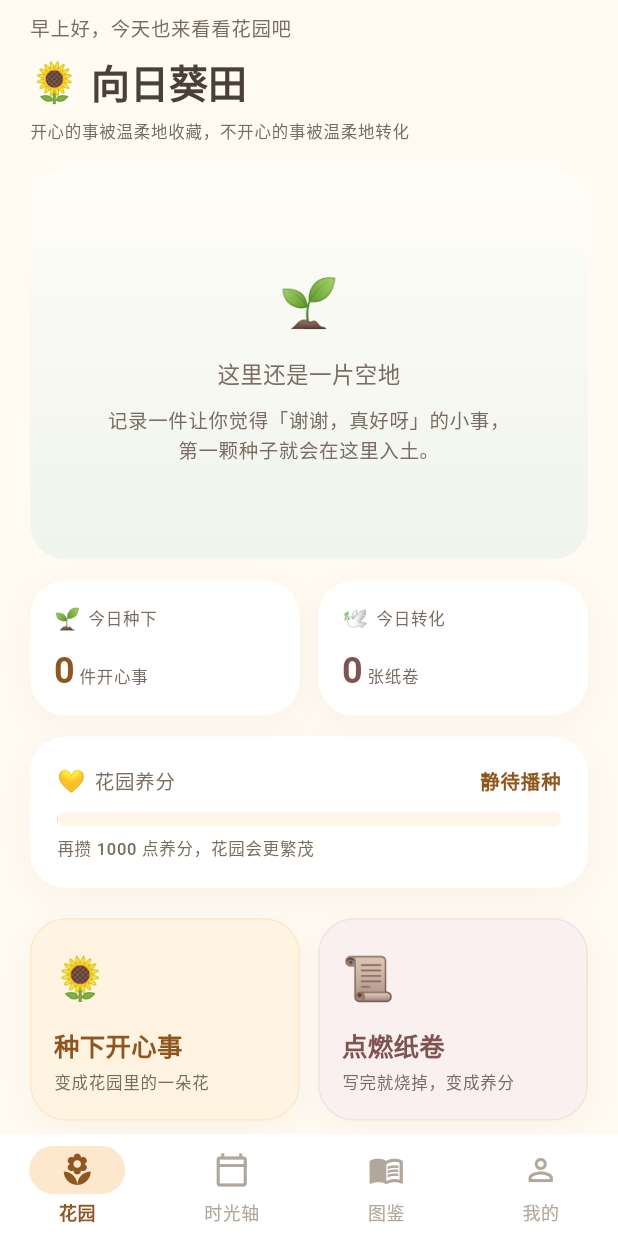
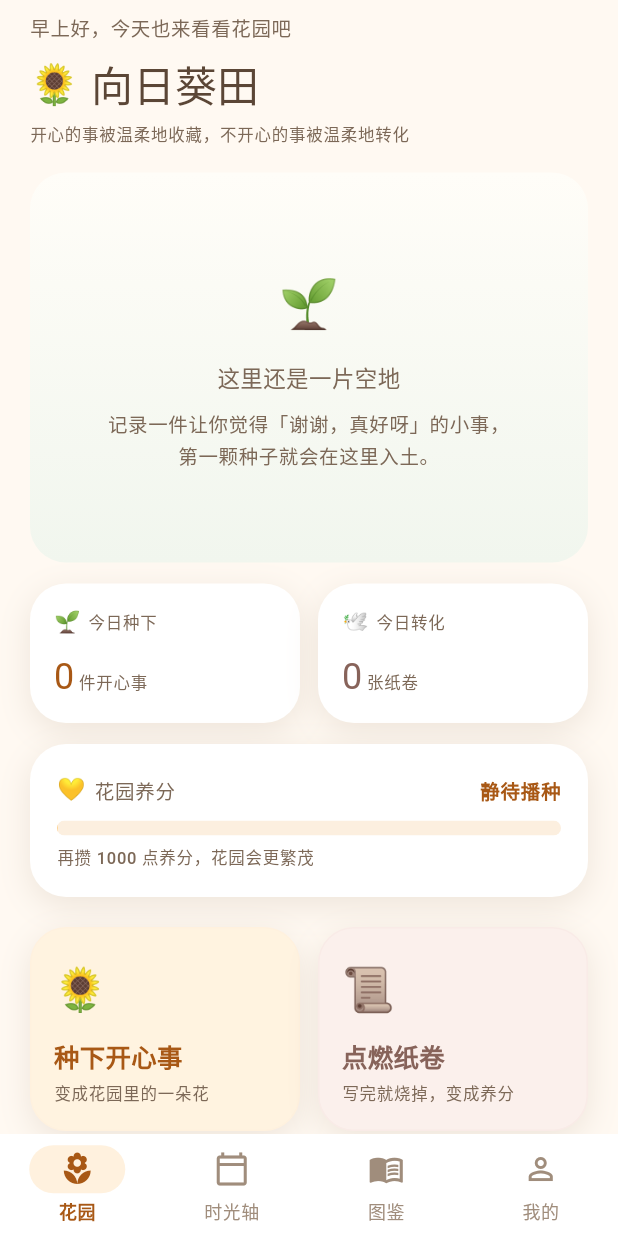
Before and after one commit to duanyunlun/mood-garden, a Flutter app: the screen it shows after launch, on a phone screen of 412 x 824 dp. Run offline on Flutter 3.47's test engine with Material 3 defaults, Android fonts, the phone set to English and light mode, and no system bars; our stand-ins replace audioplayers, flutter_local_notifications, flutter_secure_storage, flutter_timezone, image_picker, share_plus and 1 more; missing offline and left inert: cryptography; Roboto replaces fonts that are missing (MaShanZheng).

Commit message:
feat(design): 按原型 v5 重做视觉与文案（重构第一阶段）
调色板取自原型 v5，并按 WCAG 相对亮度公式校正到 AA。

原型最有价值的一处设计是把橙色拆成三个令牌：
--orange（填充）、--orange-deep（强调）、--orange-text（**文字**）。
这不是冗余——暖橘黄 #FFB74D 在奶油底上只有 1.66:1，天生不能当文字。
本次把这条约定固化进 AppColors：无后缀与 Soft/Tint 只做填充，
Deep 才承载文字，且全部校正到两种奶油底上都 ≥4.5:1。

校正过程中发现的硬约束：深奶油底 #FCEFDF 上，任何比 #7C6857 更浅的
文字都过不了 AA。因此文字层级从三级压成两级（inkPrimary /
inkSecondary），层次改由字号与字重承担；inkTertiary 只服务禁用态与装饰。
三个 Soft 填充也相应调浅——调深它们等于牺牲压在下面文字的可读性。

字体：接入原型使用的手写体 Ma Shan Zheng（OFL 1.1，许可与来源见
assets/fonts/README.md）。只用于标题、按钮等装饰性文字；正文保持系统字体，
因为手写体在长段落与小字号下可读性明显下降，而日记正文是用户要反复回看的
内容。体积 +5.6MB，中文字体先天如此。

产品名按原型改为「谢谢日记」。仅改显示名——包名、bundle id、
Dart package 一律不动，那会影响既有安装与签名，属于需要单独决策的事。

主按钮文案改为原型中的「收进花园」。

下一阶段：信息架构（Tab 改为 记录/时光/花园/我的、全屏记录页与全屏花园、
图鉴并入花瓣页）；再下一阶段：花瓣机制（替代种子、花苞拼合 5 片、24 花种）。

```diff
--- a/lib/core/constants/app_constants.dart
+++ b/lib/core/constants/app_constants.dart
@@ -3,11 +3,16 @@
 /// ⚠️ 本文件中标注「待产品确认」的数值来自 PRD 示例或为骨架期占位值，
 /// 需在正式评审时由产品负责人补充确认（对应 PRD 第 12 章「待定事项」）。
 abstract final class AppConstants {
-  /// 产品名（临时代号）。
+  /// 产品名。
   ///
-  /// PRD 第 12 章待定项：「谢谢日记」与「心情花园」的最终取舍尚未确定，
-  /// 当前沿用「心情花园」。定案后需同步修改此处与 `pubspec.yaml` 的 `name`。
-  static const String appName = '心情花园';
+  /// PRD 第 12 章把「谢谢日记 / 心情花园」列为待定项。
+  /// 原型 v5 通篇使用**「谢谢日记」**（如「谢谢日记 的花园」），
+  /// 因此界面文案统一采用它。
+  ///
+  /// ⚠️ 仅改显示名：包名 `com.moodgarden.mood_garden`、
+  /// Dart package `mood_garden`、bundle id 一律不动——
+  /// 它们会影响既有安装、签名与商店记录，属于另一件需要单独决策的事。
+  static const String appName = '谢谢日记';
 
   /// 产品 Slogan（PRD 2.2 核心心智）。
   static const String slogan = '每一种情绪都有价值';
--- a/lib/core/theme/app_colors.dart
+++ b/lib/core/theme/app_colors.dart
@@ -2,161 +2,150 @@
 
 /// 全局色板。
 ///
-/// 严格对齐 PRD 第 11.1 章「色系」的四个基准色：
+/// 取值来自原型 v5（`docs/心情花园-原型-v5-单文件版.html`），
+/// 并按 WCAG 相对亮度公式校正到 AA（4.5:1）。
 ///
-/// | 基准色     | 应用场景                                             |
-/// |-----------|-----------------------------------------------------|
-/// | 奶油白     | 整体背景基底色，营造干净、柔和、治愈的视觉基调           |
-/// | 暖橘黄     | 开心事记录相关元素、花朵主色调，传达温暖、积极的情绪联想   |
-/// | 雾雾灰粉   | 不开心事记录相关元素、纸卷主色调，传达柔和、安全的释放氛围 |
-/// | 鼠尾草绿   | 点缀色，用于叶片、花园背景细节，平衡活力与自然感          |
+/// ## 原型教给我们的一件事：填充色与文字色必须分开
 ///
-/// 命名约定：
-/// - `xxx`     基准色，用于主视觉与关键控件
-/// - `xxxDeep` 加深变体，用于按压态、描边、强调文字
-/// - `xxxSoft` 减淡变体，用于填充块、标签底色
-/// - `xxxTint` 极浅变体，用于大面积容器背景
+/// 原型把橙色拆成了三个令牌——`--orange`（填充）、`--orange-deep`（强调）、
+/// `--orange-text`（**用于文字**）。这不是冗余，而是必需的：
+/// 暖橘黄 `#FFB74D` 在奶油底上只有 **1.66:1**，它天生只能当填充，不能当文字。
 ///
-/// 设计约束（PRD 11.3）：避免直角与锐利边缘，弱化数据化、工具化的视觉语言。
+/// 本项目把这条约定固化下来：
+///
+/// | 令牌后缀 | 用途 | 能否当文字 |
+/// | --- | --- | --- |
+/// | （无） | 基准填充色 | ❌ 对比度不足，只做色块 |
+/// | `Soft` / `Tint` | 浅底填充 | ❌ 同上 |
+/// | `Deep` | **文字与图标** | ✅ 已校正到 AA |
+///
+/// 命名沿用原型语义，`test/unit/color_contrast_test.dart` 会逐对断言。
+///
+/// ## 另一个结论：深奶油底上放不下第三级文字
+///
+/// 在 `creamSoft`（`#FCEFDF`）上，任何比 `inkSecondary` 更浅的文字都低于 4.5:1。
+/// 因此这里只有**两级**承载信息的文字色（`inkPrimary` / `inkSecondary`），
+/// 层次靠字号与字重去拉；`inkTertiary` 只服务禁用态与装饰。
 abstract final class AppColors {
   // ---------------------------------------------------------------------------
-  // 奶油白 —— 整体背景基底色
+  // 奶油白 —— 整体背景基底色（原型 --cream / --cream-deep）
   // ---------------------------------------------------------------------------
 
   /// 页面基底背景色。
-  static const Color creamWhite = Color(0xFFFFFBF2);
+  static const Color creamWhite = Color(0xFFFFF9F2);
 
-  /// 卡片 / 面板背景色，比基底略暖，形成柔和的层次感。
-  static const Color creamSoft = Color(0xFFFFF6E9);
+  /// 卡片 / 面板背景色。
+  static const Color creamSoft = Color(0xFFFCEFDF);
 
-  /// 分隔线与浅描边色。
-  static const Color creamDeep = Color(0xFFF2E7D8);
+  /// 再深一档，用于分隔线与浅描边。
+  static const Color creamDeep = Color(0xFFF5E3D0);
 
   // ---------------------------------------------------------------------------
-  // 暖橘黄 —— 开心事 / 花朵主色调
+  // 暖橘黄 —— 开心事 / 花朵（原型 --orange / --orange-deep / --orange-text）
   // ---------------------------------------------------------------------------
 
-  /// 品牌主色，用于「种下开心事」主入口、花朵主色、选中态。
-  static const Color warmApricot = Color(0xFFF2A65A);
+  /// 品牌主色。**只做填充**：在奶油底上仅 1.66:1。
+  static const Color warmApricot = Color(0xFFFFB74D);
 
-  /// 加深变体。**主要作为浅暖底上的文字色**。
+  /// 浅填充，用于标签底色与次级强调块。
   ///
-  /// 取值按对比度实算，不是照美观挑的：
-  /// 在 `warmApricotSoft` 上 **4.96:1**、`warmApricotTint` 上 5.40:1，
-  /// 均满足 WCAG AA 的 4.5:1。原先的 `#D98B3F` 只有 2.48:1——
-  /// 它在暖色底上会发虚，视力稍弱就很难读。
-  static const Color warmApricotDeep = Color(0xFF8F5720);
+  /// 它必须**足够浅**：深暖色文字压在其上要达 AA，实测下限约为 `#FFF1DE`。
+  /// 调深这个底就等于牺牲压在它上面的文字的可读性。
+  static const Color warmApricotSoft = Color(0xFFFFF1DE);
 
-  /// 减淡变体，用于标签底色、次级按钮填充。
-  static const Color warmApricotSoft = Color(0xFFFDE8CE);
+  /// 极浅填充，用于大面积暖色容器。
+  static const Color warmApricotTint = Color(0xFFFFF3E0);
 
-  /// 极浅变体，用于大面积暖色容器背景。
-  static const Color warmApricotTint = Color(0xFFFFF3E2);
+  /// 暖色文字与图标。
+  ///
+  /// 对应原型 `--orange-text`，并把它的 `#B5651D` 从 4.15:1 校正到
+  /// **奶油底 4.93:1 / 深奶油底 4.56:1**，两处都达 AA。
+  static const Color warmApricotDeep = Color(0xFFA85815);
 
   // ---------------------------------------------------------------------------
-  // 雾雾灰粉 —— 不开心事 / 纸卷主色调
+  // 雾雾灰粉 —— 不开心事 / 纸卷（原型 --pink-deep）
   // ---------------------------------------------------------------------------
 
-  /// 纸卷与负向情绪记录的主色。
-  ///
-  /// 刻意避开常见的沉重灰暗色，传达「柔和、安全的释放氛围」（PRD 11.1）。
-  static const Color mistyRose = Color(0xFFD3AFAD);
+  /// 纸卷与负向情绪记录的主色。**只做填充**。
+  static const Color mistyRose = Color(0xFFD9B9AE);
 
-  /// 加深变体。**主要作为浅粉底上的文字色**。
-  ///
-  /// 在 `mistyRoseSoft` 上 **4.96:1**、`mistyRoseTint` 上 5.73:1，满足 AA。
-  /// 原先的 `#B8908E` 只有 2.55:1。
-  static const Color mistyRoseDeep = Color(0xFF7E5453);
+  /// 浅填充。
+  static const Color mistyRoseSoft = Color(0xFFF9EBE7);
 
-  /// 减淡变体，用于纸卷纹理底色。
-  static const Color mistyRoseSoft = Color(0xFFF2E3E2);
+  /// 极浅填充，用于纸卷页面的大面积背景。
+  static const Color mistyRoseTint = Color(0xFFFBF0EC);
 
-  /// 极浅变体，用于纸卷页面的大面积背景。
-  static const Color mistyRoseTint = Color(0xFFF9F0EF);
+  /// 灰粉文字与图标。奶油底 **5.07:1** / 深奶油底 4.68:1。
+  static const Color mistyRoseDeep = Color(0xFF87635A);
 
   // ---------------------------------------------------------------------------
-  // 鼠尾草绿 —— 点缀色
+  // 鼠尾草绿 —— 点缀（原型 --sage）
   // ---------------------------------------------------------------------------
 
-  /// 点缀色，用于叶片、花园背景细节、成长进度指示。
-  static const Color sageGreen = Color(0xFFA3B899);
+  /// 点缀色，用于叶片与花园背景细节。**只做填充**。
+  static const Color sageGreen = Color(0xFFA9C7A0);
 
-  /// 加深变体。**主要作为浅绿底上的文字色**。
-  ///
-  /// 在 `sageGreenSoft` 上 **5.29:1**、`sageGreenTint` 上 6.31:1，满足 AA。
-  /// 原先的 `#7F9873` 只有 2.84:1。
-  static const Color sageGreenDeep = Color(0xFF4A6540);
+  /// 浅填充。
+  static const Color sageGreenSoft = Color(0xFFEDF4EA);
 
-  /// 减淡变体，用于叶片填充与浅色标签。
-  static const Color sageGreenSoft = Color(0xFFE2EADD);
+  /// 极浅填充，用于花园土壤与草地背景。
+  static const Color sageGreenTint = Color(0xFFF1F6EE);
 
-  /// 极浅变体，用于花园土壤与草地背景。
-  static const Color sageGreenTint = Color(0xFFEFF4EC);
+  /// 绿色文字与图标。奶油底 **5.04:1** / 深奶油底 4.66:1。
+  static const Color sageGreenDeep = Color(0xFF587350);
 
   // ---------------------------------------------------------------------------
-  // 中性色 —— 文字与结构
+  // 中性色 —— 文字与结构（原型 --ink / --ink-light）
   // ---------------------------------------------------------------------------
 
-  /// 主文字色。使用暖棕黑而非纯黑，保持柔和基调。
-  static const Color inkPrimary = Color(0xFF4A4038);
+  /// 主文字色。对应原型 `--ink`，奶油底 **8.46:1**。
+  static const Color inkPrimary = Color(0xFF5B4636);
 
-  /// 次级文字色，用于说明文案与副标题。
+  /// 次级文字色，用于说明文案、正文与所有小字。
   ///
-  /// 这个值是按无障碍要求定的，不是随手挑的：
-  /// 在 [creamWhite] 背景上对比度为 **4.92:1**，满足 WCAG AA 的 4.5:1。
-  /// 原先的 `#8A7C70` 只有 3.92:1，对视力不佳的用户偏浅。
-  static const Color inkSecondary = Color(0xFF7A6C60);
-
-  /// 更弱一级的文字色，用于时间戳、计数这类小字。
-  ///
-  /// 对比度在 `creamWhite` 上 **5.08:1**、`creamSoft` 上 **4.89:1**，
-  /// 都满足 AA。它只比 [inkSecondary] 浅一点点——
-  /// 这是无障碍的代价：小字要读得清，层次就只能靠字号和字重去拉，
-  /// 不能再靠把颜色调淡。
-  static const Color inkMuted = Color(0xFF786B5F);
+  /// 对应原型 `--ink-light`，但把它的 `#A08D7C`（3.05:1）校正到
+  /// **奶油底 5.05:1 / 深奶油底 4.67:1**——原值只够大字，用来写说明会发虚。
+  static const Color inkSecondary = Color(0xFF7C6857);
 
   /// 三级文字色。**只用于禁用态与纯装饰**，不承载信息。
   ///
-  /// 它只有约 2.3:1，故意留浅——否则「禁用」看起来会像「可用」。
-  /// 需要传达信息的场景请用 [inkSecondary] 或 [inkMuted]。
-  static const Color inkTertiary = Color(0xFFB3A79C);
+  /// 保留原型的 `--ink-light` 原值：约 3.05:1，故意留浅——
+  /// 否则「禁用」看起来会像「可用」。需要传达信息的场景请用 [inkSecondary]。
+  static const Color inkTertiary = Color(0xFFA08D7C);
 
   /// 深色背景上的反白文字色。
-  static const Color inkInverse = Color(0xFFFFFBF2);
+  static const Color inkInverse = Color(0xFFFFF9F2);
 
   /// 通用分隔线。
-  static const Color divider = Color(0xFFF0E5D7);
+  static const Color divider = Color(0xFFF1E4D5);
 
   // ---------------------------------------------------------------------------
   // 语义色 —— 机制专属
   // ---------------------------------------------------------------------------
 
-  /// 灰烬色。纸卷燃烧后灰烬的视觉色（PRD 7.2.2）。
-  ///
-  /// 同时用作封条文字色，因此在 `ashSoft` 上取到 **5.84:1**（满足 AA）。
-  /// 原先的 `#9E958C` 只有 2.42:1——而封条上那句「已转化为养分」
-  /// 恰恰是这个产品最需要被看清的一句话。
+  /// 灰烬色。同时用作封条文字，在 [ashSoft] 上 5.84:1。
   static const Color ash = Color(0xFF5F574F);
 
-  /// 灰烬浅色，用于「已转化为养分」封条背景（PRD 7.2.3）。
+  /// 灰烬浅色，用于「已转化为养分」封条背景。
   static const Color ashSoft = Color(0xFFEDE8E3);
 
-  /// 养分值色。养分进度条与养分数值的专属金色（PRD 7.3）。
+  /// 养分值色。用于养分进度条与金色养分数值。
   static const Color nutrientGold = Color(0xFFE8B84B);
 
-  /// 燃烧火苗色。点燃动画的火焰主色（PRD 7.2.2）。
+  /// 燃烧火苗色。**只做填充与描边**：深色文字压在其上仅 3.40:1，
+  /// 因此点燃按钮的底色始终保持在浅色区间（见 `ignite_button.dart`）。
   static const Color flame = Color(0xFFE8763C);
 
-  /// 土壤色。花园土壤与种子入土动画的基底色（PRD 7.1.2）。
+  /// 土壤色。花园土壤与种子入土动画的基底色。
   static const Color soil = Color(0xFFB99B7C);
 
   // ---------------------------------------------------------------------------
-  // 阴影
+  // 阴影（原型 --shadow: 0 8px 24px rgba(139,111,82,0.15)）
   // ---------------------------------------------------------------------------
 
-  /// 卡片柔和投影。低透明度暖色阴影，避免生硬的灰黑投影。
-  static const Color shadowSoft = Color(0x14A98E6B);
+  /// 卡片柔和投影。
+  static const Color shadowSoft = Color(0x268B6F52);
 
   /// 悬浮元素投影，用于主入口按钮与弹层。
-  static const Color shadowMedium = Color(0x24A98E6B);
+  static const Color shadowMedium = Color(0x3D8B6F52);
 }
--- a/lib/features/record_happy/record_happy_page.dart
+++ b/lib/features/record_happy/record_happy_page.dart
@@ -400,7 +400,7 @@
         ),
         child: FilledButton(
           onPressed: _isSaving ? null : _save,
-          child: Text(_isSaving ? '正在种下…' : '种下这颗种子'),
+          child: Text(_isSaving ? '正在种下…' : '收进花园'),
         ),
       ),
     );
```
Also changed, not shown: assets/fonts/OFL.txt (added, +93 -0 lines), lib/core/theme/app_typography.dart (+41 -42 lines), pubspec.yaml (+7 -0 lines), 6 other files.
